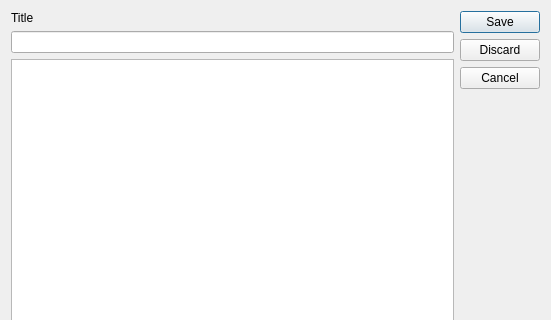
Old version of the form documentdialog.ui in the repository asp345/collabchat-client; both pictures show x 0 to 551 and y 0 to 320 of the 551 by 477 pixel window.
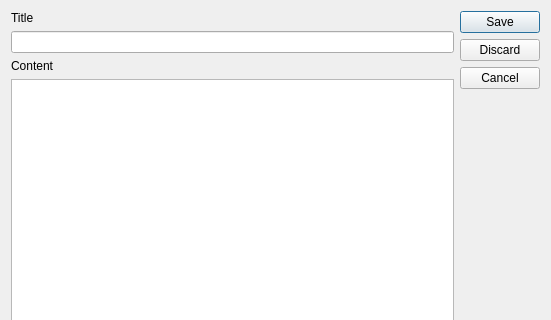
New version of the form.

The edit to the form file:
```diff
--- a/documentdialog.ui
+++ b/documentdialog.ui
@@ -26,6 +26,13 @@
      <item>
       <widget class="QLineEdit" name="lineEdit"/>
      </item>
+     <item>
+      <widget class="QLabel" name="label_2">
+       <property name="text">
+        <string>Content</string>
+       </property>
+      </widget>
+     </item>
      <item>
       <widget class="QTextEdit" name="textEdit"/>
      </item>
```
